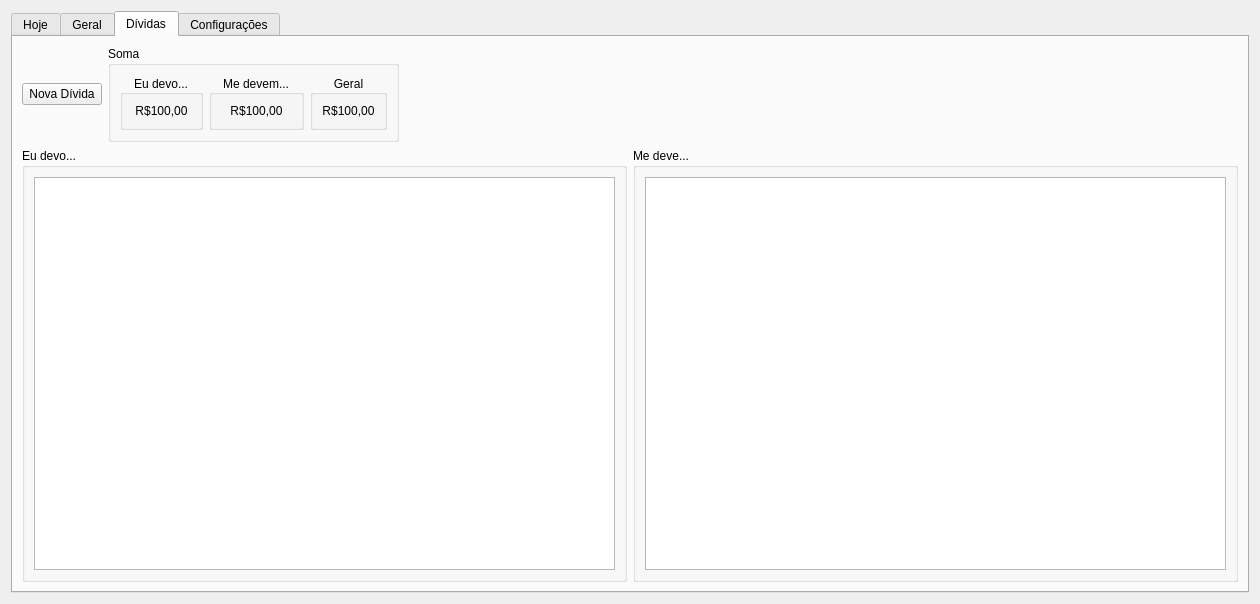
vazerick/controle_gastos, file ui/janela.ui: the form before one commit.
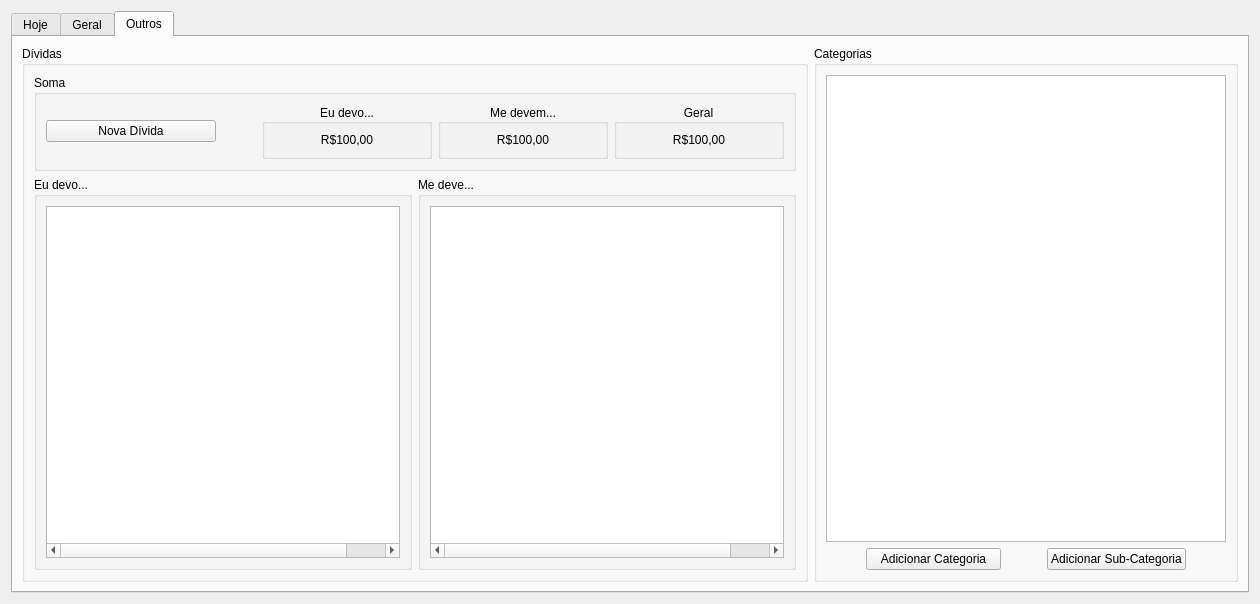
The form after the commit. The open tabs and pages were chosen to show the change. Custom widgets are drawn as their Qt base class.

Diff of the .ui file:
```diff
--- a/ui/janela.ui
+++ b/ui/janela.ui
@@ -25,11 +25,11 @@
   <property name="windowTitle">
    <string>Controle de Gastos</string>
   </property>
-  <layout class="QGridLayout" name="gridLayout">
-   <item row="0" column="0">
+  <layout class="QHBoxLayout" name="horizontalLayout_27">
+   <item>
     <widget class="QTabWidget" name="tabWidget">
      <property name="currentIndex">
-      <number>1</number>
+      <number>2</number>
      </property>
      <widget class="QWidget" name="Hoje">
       <attribute name="title">
@@ -1547,26 +1547,52 @@
      </widget>
      <widget class="QWidget" name="Dividas">
       <attribute name="title">
+       <string>Outros</string>
+      </attribute>
+      <layout class="QHBoxLayout" name="horizontalLayout_28">
+       <item>
+        <widget class="QGroupBox" name="Dvidas">
+         <property name="sizePolicy">
+          <sizepolicy hsizetype="Expanding" vsizetype="Preferred">
+           <horstretch>0</horstretch>
+           <verstretch>0</verstretch>
+          </sizepolicy>
+         </property>
+         <property name="title">
        <string>Dívidas</string>
-      </attribute>
-      <layout class="QVBoxLayout" name="verticalLayout_16">
-       <item>
+         </property>
         <layout class="QVBoxLayout" name="verticalLayout_15">
          <item>
           <layout class="QHBoxLayout" name="horizontalLayout_19">
-           <item>
-            <widget class="QPushButton" name="pushButton_2">
-             <property name="text">
-              <string>Nova Dívida</string>
-             </property>
-            </widget>
-           </item>
            <item>
             <widget class="QGroupBox" name="groupBox">
              <property name="title">
               <string>Soma</string>
              </property>
              <layout class="QHBoxLayout" name="horizontalLayout_18">
+               <item>
+                <widget class="QPushButton" name="pushButton_2">
+                 <property name="text">
+                  <string>Nova Dívida</string>
+                 </property>
+                </widget>
+               </item>
+               <item>
+                <spacer name="horizontalSpacer_3">
+                 <property name="orientation">
+                  <enum>Qt::Horizontal</enum>
+                 </property>
+                 <property name="sizeType">
+                  <enum>QSizePolicy::Preferred</enum>
+                 </property>
+                 <property name="sizeHint" stdset="0">
+                  <size>
+                   <width>40</width>
+                   <height>20</height>
+                  </size>
+                 </property>
+                </spacer>
+               </item>
               <item>
                <widget class="QGroupBox" name="boxMedia_2">
                 <property name="minimumSize">
@@ -1663,31 +1689,42 @@
              </layout>
             </widget>
            </item>
-           <item>
-            <spacer name="horizontalSpacer_6">
-             <property name="orientation">
-              <enum>Qt::Horizontal</enum>
-             </property>
-             <property name="sizeHint" stdset="0">
-              <size>
-               <width>40</width>
-               <height>20</height>
-              </size>
-             </property>
-            </spacer>
-           </item>
           </layout>
          </item>
          <item>
           <layout class="QHBoxLayout" name="horizontalLayout_17">
            <item>
             <widget class="QGroupBox" name="boxSaidas_3">
+              <property name="sizePolicy">
+               <sizepolicy hsizetype="Expanding" vsizetype="Preferred">
+                <horstretch>0</horstretch>
+                <verstretch>0</verstretch>
+               </sizepolicy>
+              </property>
+              <property name="minimumSize">
+               <size>
+                <width>0</width>
+                <height>0</height>
+               </size>
+              </property>
              <property name="title">
               <string>Eu devo...</string>
              </property>
              <layout class="QVBoxLayout" name="verticalLayout_10">
               <item>
                <widget class="QTreeWidget" name="treeDevo">
+                 <property name="sizePolicy">
+                  <sizepolicy hsizetype="Expanding" vsizetype="Expanding">
+                   <horstretch>0</horstretch>
+                   <verstretch>0</verstretch>
+                  </sizepolicy>
+                 </property>
+                 <property name="minimumSize">
+                  <size>
+                   <width>300</width>
+                   <height>0</height>
+                  </size>
+                 </property>
                 <property name="alternatingRowColors">
                  <bool>true</bool>
                 </property>
@@ -1745,12 +1782,36 @@
            </item>
            <item>
             <widget class="QGroupBox" name="boxSaidas_4">
+              <property name="sizePolicy">
+               <sizepolicy hsizetype="Expanding" vsizetype="Preferred">
+                <horstretch>0</horstretch>
+                <verstretch>0</verstretch>
+               </sizepolicy>
+              </property>
+              <property name="minimumSize">
+               <size>
+                <width>0</width>
+                <height>0</height>
+               </size>
+              </property>
              <property name="title">
               <string>Me deve...</string>
              </property>
              <layout class="QVBoxLayout" name="verticalLayout_11">
               <item>
                <widget class="QTreeWidget" name="treeDevem">
+                 <property name="sizePolicy">
+                  <sizepolicy hsizetype="Expanding" vsizetype="Expanding">
+                   <horstretch>0</horstretch>
+                   <verstretch>0</verstretch>
+                  </sizepolicy>
+                 </property>
+                 <property name="minimumSize">
+                  <size>
+                   <width>300</width>
+                   <height>0</height>
+                  </size>
+                 </property>
                 <property name="alternatingRowColors">
                  <bool>true</bool>
                 </property>
@@ -1809,70 +1870,105 @@
           </layout>
          </item>
         </layout>
-       </item>
-      </layout>
-     </widget>
-     <widget class="QWidget" name="Config">
-      <attribute name="title">
-       <string>Configurações</string>
-      </attribute>
-      <layout class="QHBoxLayout" name="horizontalLayout_20">
-       <item>
-        <spacer name="horizontalSpacer_3">
-         <property name="orientation">
-          <enum>Qt::Horizontal</enum>
-         </property>
-         <property name="sizeType">
-          <enum>QSizePolicy::Minimum</enum>
-         </property>
-         <property name="sizeHint" stdset="0">
-          <size>
-           <width>150</width>
-           <height>20</height>
-          </size>
-         </property>
-        </spacer>
+        </widget>
        </item>
-       <item>
-        <layout class="QVBoxLayout" name="verticalLayout_18">
          <item>
           <widget class="QGroupBox" name="boxCategorias">
+         <property name="sizePolicy">
+          <sizepolicy hsizetype="Preferred" vsizetype="Preferred">
+           <horstretch>0</horstretch>
+           <verstretch>0</verstretch>
+          </sizepolicy>
+         </property>
+         <property name="minimumSize">
+          <size>
+           <width>300</width>
+           <height>0</height>
+          </size>
+         </property>
            <property name="title">
             <string>Categorias</string>
            </property>
-           <layout class="QVBoxLayout" name="verticalLayout_19">
-            <item>
-             <widget class="QTreeWidget" name="treeCategorias">
-              <property name="alternatingRowColors">
-               <bool>true</bool>
-              </property>
-              <attribute name="headerVisible">
-               <bool>false</bool>
-              </attribute>
-              <column>
-               <property name="text">
-                <string>nome</string>
-               </property>
-              </column>
-              <column>
-               <property name="text">
-                <string>status</string>
-               </property>
-              </column>
-             </widget>
-            </item>
-           </layout>
-          </widget>
-         </item>
-         <item>
           <layout class="QVBoxLayout" name="verticalLayout_17">
            <item>
+           <widget class="QTreeWidget" name="treeCategorias">
+            <property name="sizePolicy">
+             <sizepolicy hsizetype="Preferred" vsizetype="Expanding">
+              <horstretch>0</horstretch>
+              <verstretch>0</verstretch>
+             </sizepolicy>
+            </property>
+            <property name="minimumSize">
+             <size>
+              <width>400</width>
+              <height>0</height>
+             </size>
+            </property>
+            <property name="maximumSize">
+             <size>
+              <width>16777215</width>
+              <height>16777215</height>
+             </size>
+            </property>
+            <property name="alternatingRowColors">
+             <bool>true</bool>
+            </property>
+            <attribute name="headerVisible">
+             <bool>false</bool>
+            </attribute>
+            <column>
+             <property name="text">
+              <string>nome</string>
+             </property>
+            </column>
+            <column>
+             <property name="text">
+              <string>status</string>
+             </property>
+            </column>
+           </widget>
+          </item>
+          <item>
+           <layout class="QHBoxLayout" name="horizontalLayout_20">
+            <item>
+             <spacer name="horizontalSpacer_4">
+              <property name="orientation">
+               <enum>Qt::Horizontal</enum>
+              </property>
+              <property name="sizeType">
+               <enum>QSizePolicy::Preferred</enum>
+              </property>
+              <property name="sizeHint" stdset="0">
+               <size>
+                <width>40</width>
+                <height>20</height>
+               </size>
+              </property>
+             </spacer>
+            </item>
+            <item>
             <widget class="QPushButton" name="botaoCategoriaAdicionar">
              <property name="text">
               <string>Adicionar Categoria</string>
              </property>
             </widget>
            </item>
+            <item>
+             <spacer name="horizontalSpacer_5">
+              <property name="orientation">
+               <enum>Qt::Horizontal</enum>
+              </property>
+              <property name="sizeType">
+               <enum>QSizePolicy::Preferred</enum>
+              </property>
+              <property name="sizeHint" stdset="0">
+               <size>
+                <width>40</width>
+                <height>20</height>
+               </size>
+              </property>
+             </spacer>
+            </item>
            <item>
             <widget class="QPushButton" name="botaoSubAdicionar">
              <property name="text">
@@ -1880,84 +1976,26 @@
              </property>
             </widget>
            </item>
-          </layout>
-         </item>
-        </layout>
-       </item>
        <item>
-        <spacer name="horizontalSpacer_4">
+             <spacer name="horizontalSpacer_6">
          <property name="orientation">
           <enum>Qt::Horizontal</enum>
          </property>
          <property name="sizeType">
-          <enum>QSizePolicy::Minimum</enum>
+               <enum>QSizePolicy::Preferred</enum>
          </property>
          <property name="sizeHint" stdset="0">
           <size>
-           <width>50</width>
+                <width>40</width>
            <height>20</height>
           </size>
          </property>
         </spacer>
        </item>
-       <item>
-        <layout class="QVBoxLayout" name="verticalLayout_21">
-         <item>
-          <widget class="QGroupBox" name="boxPessoas">
-           <property name="title">
-            <string>Pessoas</string>
-           </property>
-           <layout class="QVBoxLayout" name="verticalLayout_20">
-            <item>
-             <widget class="QTreeWidget" name="treePessoas">
-              <property name="alternatingRowColors">
-               <bool>true</bool>
-              </property>
-              <attribute name="headerVisible">
-               <bool>false</bool>
-              </attribute>
-              <attribute name="headerDefaultSectionSize">
-               <number>100</number>
-              </attribute>
-              <column>
-               <property name="text">
-                <string>nome</string>
-               </property>
-              </column>
-              <column>
-               <property name="text">
-                <string>status</string>
-               </property>
-              </column>
-             </widget>
-            </item>
            </layout>
-          </widget>
-         </item>
-         <item>
-          <widget class="QPushButton" name="botaoPessoaAdicionar">
-           <property name="text">
-            <string>Adicionar Pessoa</string>
-           </property>
-          </widget>
-         </item>
-        </layout>
-       </item>
-       <item>
-        <spacer name="horizontalSpacer_5">
-         <property name="orientation">
-          <enum>Qt::Horizontal</enum>
-         </property>
-         <property name="sizeType">
-          <enum>QSizePolicy::Minimum</enum>
-         </property>
-         <property name="sizeHint" stdset="0">
-          <size>
-           <width>150</width>
-           <height>20</height>
-          </size>
-         </property>
-        </spacer>
+          </item>
+         </layout>
+        </widget>
        </item>
       </layout>
      </widget>
```
Lines whose indentation alone changed are shown as unchanged.
